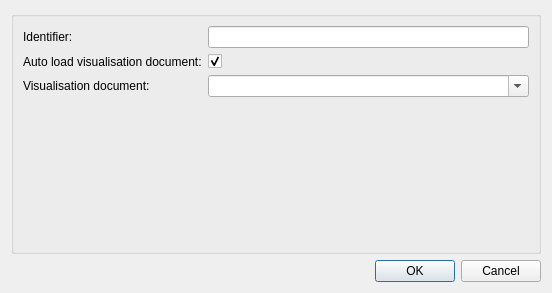
hsorby/mapclientplugins.argonviewerstep, file mapclientplugins/argonviewerstep/qt/configuredialog.ui: the form before one commit.
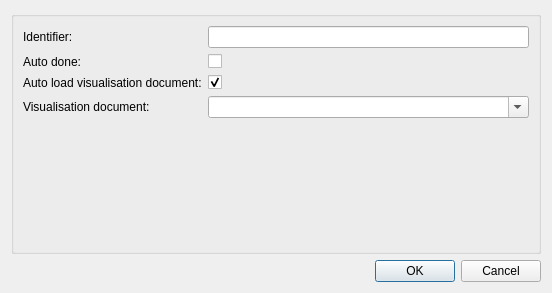
The form after the commit.

Commit message: Add 'Auto done' option to configuration.

Patch:
```diff
--- a/mapclientplugins/argonviewerstep/qt/configuredialog.ui
+++ b/mapclientplugins/argonviewerstep/qt/configuredialog.ui
@@ -40,14 +40,14 @@
       <item row="0" column="1">
        <widget class="QLineEdit" name="lineEditIdentifier"/>
       </item>
-      <item row="1" column="0">
+      <item row="2" column="0">
        <widget class="QLabel" name="labelAutoLoadBackupDocument">
         <property name="text">
          <string>Auto load visualisation document:</string>
         </property>
        </widget>
       </item>
-      <item row="1" column="1">
+      <item row="2" column="1">
        <widget class="QCheckBox" name="checkBoxAutoLoadVisualisationDocument">
         <property name="text">
          <string/>
@@ -57,7 +57,7 @@
         </property>
        </widget>
       </item>
-      <item row="2" column="1">
+      <item row="3" column="1">
        <widget class="QComboBox" name="comboBoxVisualisationDocuments">
         <property name="editable">
          <bool>true</bool>
@@ -70,13 +70,27 @@
         </property>
        </widget>
       </item>
-      <item row="2" column="0">
-       <widget class="QLabel" name="label">
+      <item row="3" column="0">
+       <widget class="QLabel" name="labelVisualisationDocument">
         <property name="text">
          <string>Visualisation document:</string>
         </property>
        </widget>
       </item>
+      <item row="1" column="1">
+       <widget class="QCheckBox" name="checkBoxAutoDone">
+        <property name="text">
+         <string/>
+        </property>
+       </widget>
+      </item>
+      <item row="1" column="0">
+       <widget class="QLabel" name="labelAutoDone">
+        <property name="text">
+         <string>Auto done:</string>
+        </property>
+       </widget>
+      </item>
      </layout>
     </widget>
    </item>
```
Left out of the diff: 6 changed lines with no effect on the pictures. The commit also changes 4 other files.
